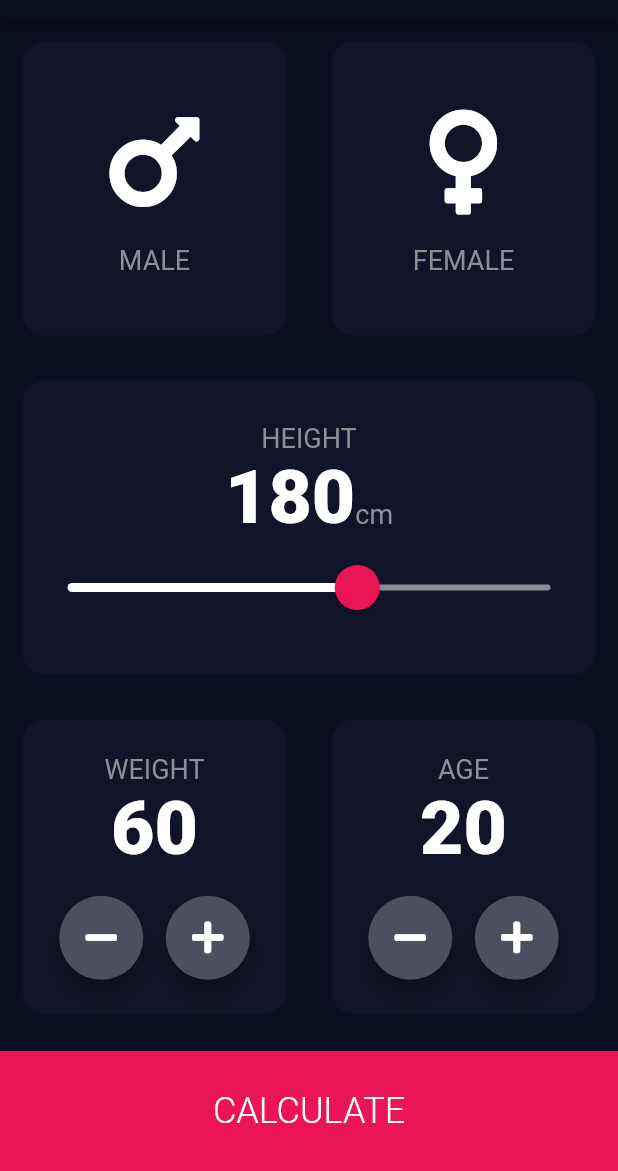
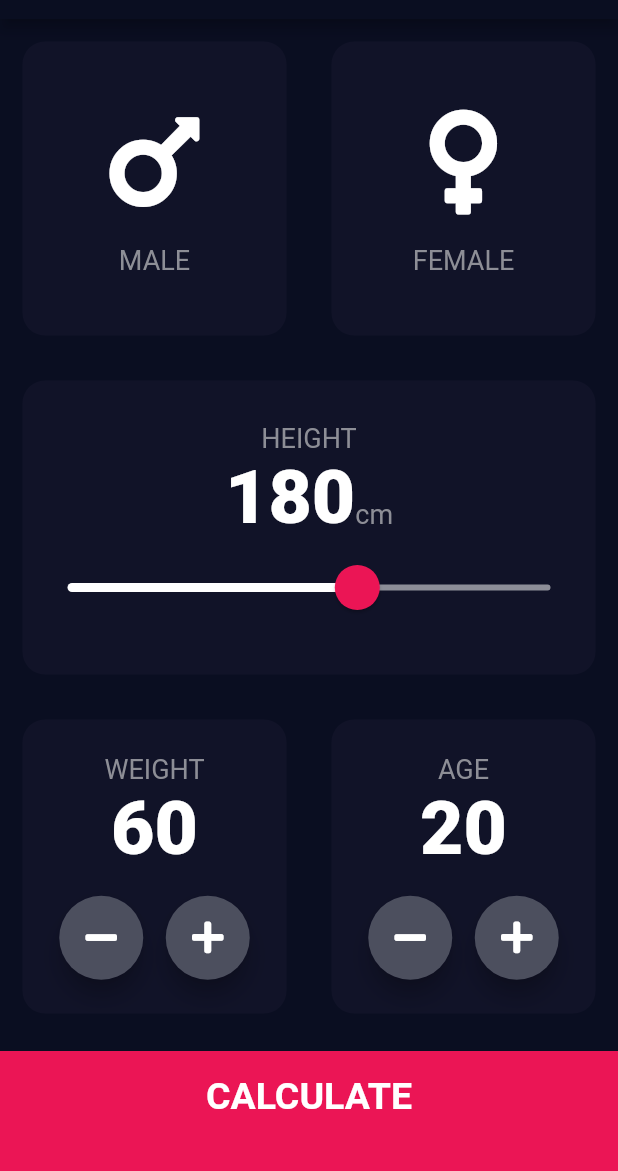
Before and after one commit to imrishuroy/BMI-Calculator-Flutter, a Flutter app: the screen it shows after launch, on a phone screen of 412 x 824 dp, the part 65-1236 px from its top. Run offline on Flutter 3.47's test engine with Material 2 defaults, Android fonts, the phone set to English and light mode, and no system bars; our stand-ins replace font_awesome_flutter.

```diff
--- /dev/null
+++ b/lib/bottom_button.dart
@@ -0,0 +1,33 @@
+import 'package:flutter/material.dart';
+import 'constants.dart';
+
+class BottomButton extends StatelessWidget {
+  BottomButton({
+    @required this.labelText,
+    @required this.onTap,
+  });
+
+  final Function onTap;
+  final String labelText;
+
+  @override
+  Widget build(BuildContext context) {
+    return GestureDetector(
+      onTap: onTap,
+      child: Container(
+        child: Center(
+          child: Text(
+            labelText,
+            style: kLargeButtonTextStyle,
+            // textAlign: TextAlign.center,
+          ),
+        ),
+        margin: EdgeInsets.only(top: 10),
+        padding: EdgeInsets.only(bottom: 20),
+        height: kBottomContainerHeight,
+        width: double.infinity,
+        color: Color(0xFFEB1555),
+      ),
+    );
+  }
+}
--- a/lib/input_page.dart
+++ b/lib/input_page.dart
@@ -3,6 +3,8 @@ import 'package:flutter/material.dart';
 import 'package:font_awesome_flutter/font_awesome_flutter.dart';
 import 'reuseable_card.dart';
 import 'constants.dart';
+import 'bottom_button.dart';
+import 'round_icon_button.dart';
 
 enum Gender {
   male,
@@ -265,52 +267,19 @@ class _InputPageState extends State<InputPage> {
               ],
             ),
           ),
-          GestureDetector(
+          BottomButton(
+            labelText: 'CALCULATE',
             onTap: () {
               Navigator.push(
-                  context, MaterialPageRoute(builder: (ctx) => Result()));
+                context,
+                MaterialPageRoute(
+                  builder: (ctx) => Result(),
+                ),
+              );
             },
-            child: Container(
-              child: Center(
-                child: Text(
-                  'CALCULATE',
-                  style: TextStyle(
-                    fontSize: 24,
-                    fontWeight: FontWeight.w300,
-                  ),
-                  // textAlign: TextAlign.center,
-                ),
-              ),
-              margin: EdgeInsets.only(top: 10),
-              height: kBottomContainerHeight,
-              width: double.infinity,
-              color: Color(0xFFEB1555),
-            ),
           )
         ],
       ),
     );
   }
 }
-
-class RoundIconButton extends StatelessWidget {
-  final IconData icon;
-  final Function onPressed;
-
-  RoundIconButton({@required this.icon, @required this.onPressed});
-
-  @override
-  Widget build(BuildContext context) {
-    return RawMaterialButton(
-      child: Icon(icon),
-      elevation: 6.0,
-      constraints: BoxConstraints.tightFor(
-        width: 56.0,
-        height: 56.0,
-      ),
-      shape: CircleBorder(),
-      fillColor: Color(0xFF4C4F5E),
-      onPressed: onPressed,
-    );
-  }
-}
--- /dev/null
+++ b/lib/round_icon_button.dart
@@ -0,0 +1,23 @@
+import 'package:flutter/material.dart';
+
+class RoundIconButton extends StatelessWidget {
+  final IconData icon;
+  final Function onPressed;
+
+  RoundIconButton({@required this.icon, @required this.onPressed});
+
+  @override
+  Widget build(BuildContext context) {
+    return RawMaterialButton(
+      child: Icon(icon),
+      elevation: 6.0,
+      constraints: BoxConstraints.tightFor(
+        width: 56.0,
+        height: 56.0,
+      ),
+      shape: CircleBorder(),
+      fillColor: Color(0xFF4C4F5E),
+      onPressed: onPressed,
+    );
+  }
+}
```
Also changed, not shown: lib/constants.dart (+27 -0 lines), lib/result.dart (+87 -2 lines).
